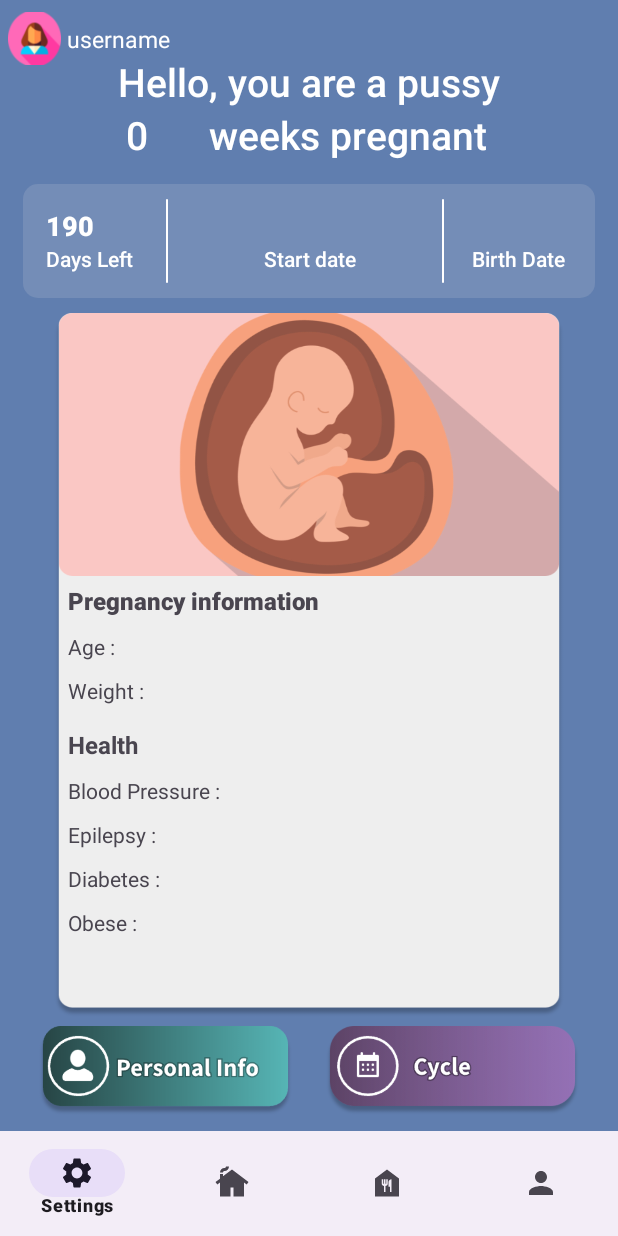
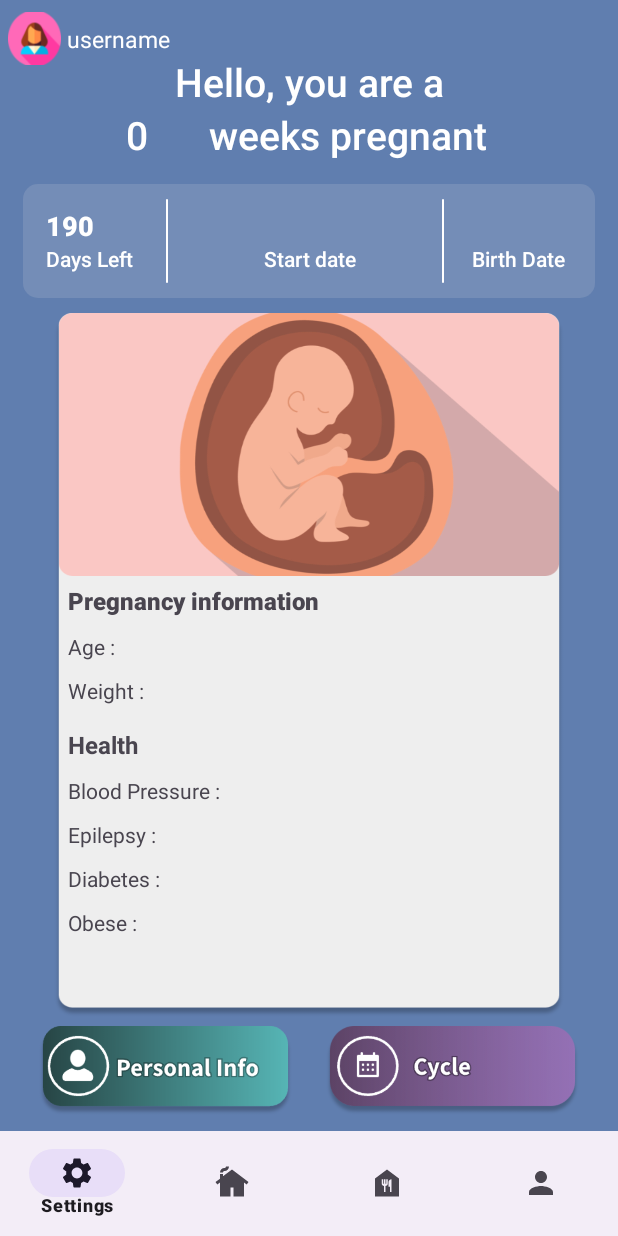
Before and after one commit to PanosMargeths/Senior-Thesis_Pregnancy-Assistant, an Android app: the layout fragment_home.xml on its own in the app's theme, with its tools: preview values and no code run, on a phone screen of 412 x 824 dp. Run offline under Robolectric (Android 15) with nearby library versions, the phone set to English and light mode, and no system bars; Roboto replaces fonts that are not available here.

Commit message:
Reverting-name

```diff
--- a/app/src/main/res/layout/fragment_home.xml
+++ b/app/src/main/res/layout/fragment_home.xml
@@ -50,7 +50,7 @@
         android:textAlignment="center"
         android:fontFamily="sans-serif-medium"
         android:textStyle=""
-        android:text="Hello, you are a pussy"
+        android:text="Hello, you are a"
         android:textColor="@color/white"
         android:textSize="26sp"
         />
```
